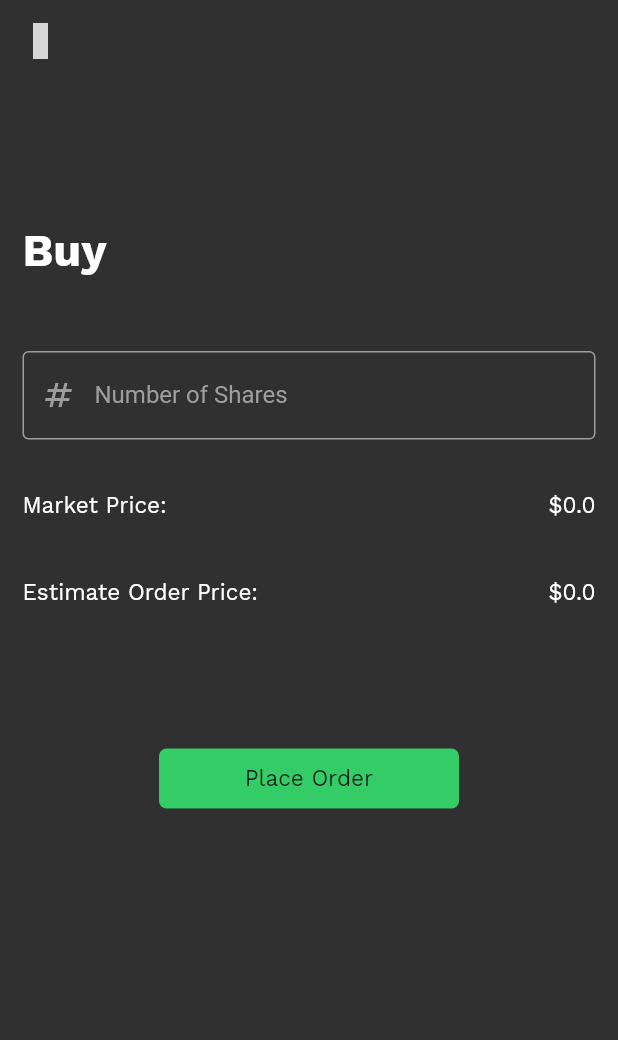
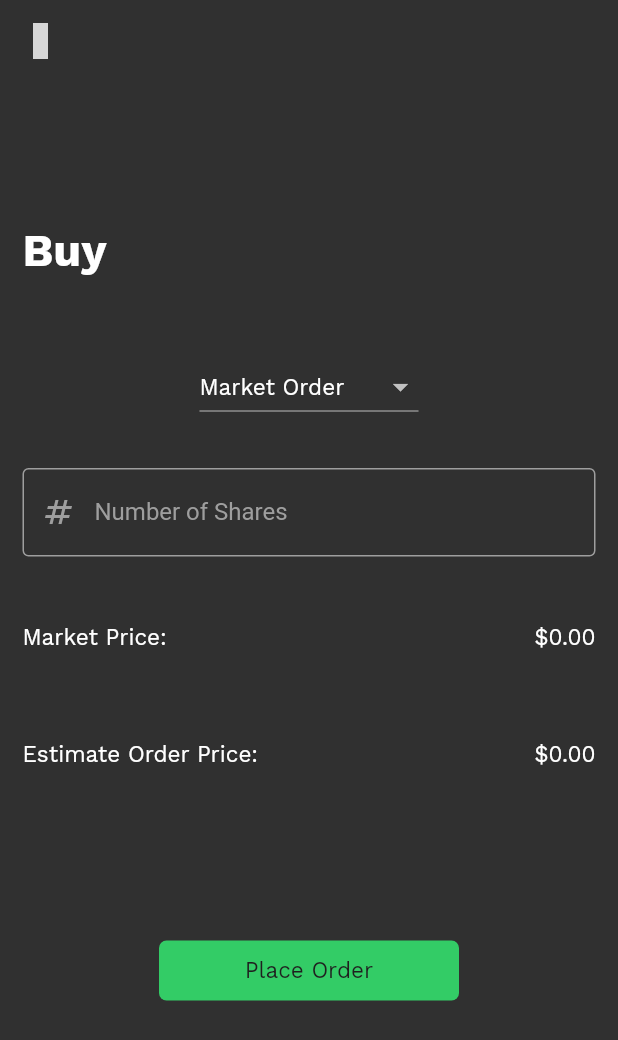
Before and after one commit to rbrunney/InvestEd, a Flutter app: the BuyPage screen opened directly, on a phone screen of 412 x 824 dp. Shown: the top 1040 px of the screen. Run offline on Flutter 3.47's test engine with Material 2 defaults, Android fonts, the phone set to English and light mode, and no system bars; our stand-ins replace fl_chart, flutter_vector_icons, page_transition, syncfusion_flutter_gauges; grey boxes are pictures that could not be loaded.

Commit message:
Got Buy Drop Down Working
Got Buy Drop Down Working! Just have to work on other pages if they are selected!

```diff
--- a/InvestEd/Front End/invested/lib/pages/stock/buy_sell/buy/buy_page.dart
+++ b/InvestEd/Front End/invested/lib/pages/stock/buy_sell/buy/buy_page.dart
@@ -1,3 +1,5 @@
+import 'dart:io';
+
 import 'package:flutter/material.dart';
 import 'package:invested/pages/stock/buy_sell/util/buy_sell_info_row.dart';
 import 'package:invested/util/close_page_icon.dart';
@@ -21,13 +23,29 @@ class BuyPage extends StatefulWidget {
 }
 
 class _BuyPageState extends State<BuyPage> {
-  double totalShares = 21.75;
-  String orderType = "Market Order";
+  double totalShares = 0;
+  String orderType = "market_order";
+  double estimatedOrderPrice = 0;
+
+  TextEditingController numberOfSharesController = TextEditingController();
+
+  String? get numOfSharesErrorText {
+    final String text = numberOfSharesController.text;
+
+    try {
+      // Try to parse to double if fail then it is not a valid number
+      setState(() {
+        totalShares = double.parse(text);
+        estimatedOrderPrice = totalShares * widget.currentPrice;
+      });
+      return null;
+    } catch(error) {
+      return "Invalid Total Shares!";
+    }
+  }
 
   @override
   Widget build(BuildContext context) {
-    TextEditingController numberOfSharesController = TextEditingController();
-
     return SafeArea(
         child: Scaffold(
           body: SingleChildScrollView(
@@ -42,23 +60,49 @@ class _BuyPageState extends State<BuyPage> {
                     fontSize: 30,
                   )
                 ),
+                Container(
+                  margin: const EdgeInsets.symmetric(vertical: 15),
+                  child: DropdownButton(
+                    value: orderType,
+                    items: [
+                      DropdownMenuItem(
+                        value: "market_order",
+                        child: CustomText(text: "Market Order"),
+                      ),
+                      DropdownMenuItem(
+                          value: "limit_order",
+                          child: CustomText(text: "Limit Order")
+                      ),
+                      DropdownMenuItem(
+                          value: "stop_loss_order",
+                          child: CustomText(text: "Stop Loss Order")
+                      ),
+                      DropdownMenuItem(
+                          value: "stop_price_order",
+                          child: CustomText(text: "Stop Price Order")
+                      ),
+                    ],
+                    onChanged: (value) {  },
+                  ),
+                ),
                 CustomTextField(
                   prefixIcon: Icons.numbers_outlined,
                   textInputType: TextInputType.number,
                   labelText: "Number of Shares",
                   hintText: "Number of Shares...",
+                  errorText: numOfSharesErrorText,
                   textController: numberOfSharesController,
                 ),
                 BuySellInfoRow(
                   infoPrefixText: "Market Price:",
-                  infoSuffixText: "\$${widget.currentPrice}",
+                  infoSuffixText: "\$${widget.currentPrice.toStringAsFixed(2)}",
                 ),
                 BuySellInfoRow(
                   infoPrefixText: "Estimate Order Price:",
-                  infoSuffixText: "\$${(widget.currentPrice * totalShares)}",
+                  infoSuffixText: "\$${estimatedOrderPrice.toStringAsFixed(2)}",
                 ),
                 Container(
-                  margin: const EdgeInsets.symmetric(vertical: 75),
+                  margin: const EdgeInsets.symmetric(vertical: 85),
                   child: InkWell(
                     onTap: () {},
                     child: SizedBox(
--- a/InvestEd/Front End/invested/lib/pages/stock/buy_sell/util/buy_sell_info_row.dart
+++ b/InvestEd/Front End/invested/lib/pages/stock/buy_sell/util/buy_sell_info_row.dart
@@ -24,7 +24,7 @@ class _BuySellInfoRowState extends State<BuySellInfoRow> {
   @override
   Widget build(BuildContext context) {
     return Container(
-      margin: const EdgeInsets.symmetric(horizontal: 15, vertical: 20),
+      margin: const EdgeInsets.symmetric(horizontal: 15, vertical: 30),
       child: Container(
         child: Row(
           children: [
```
Also changed, not shown: InvestEd/Front End/invested/lib/pages/account/account_settings/account_settings.dart (+31 -5 lines).
